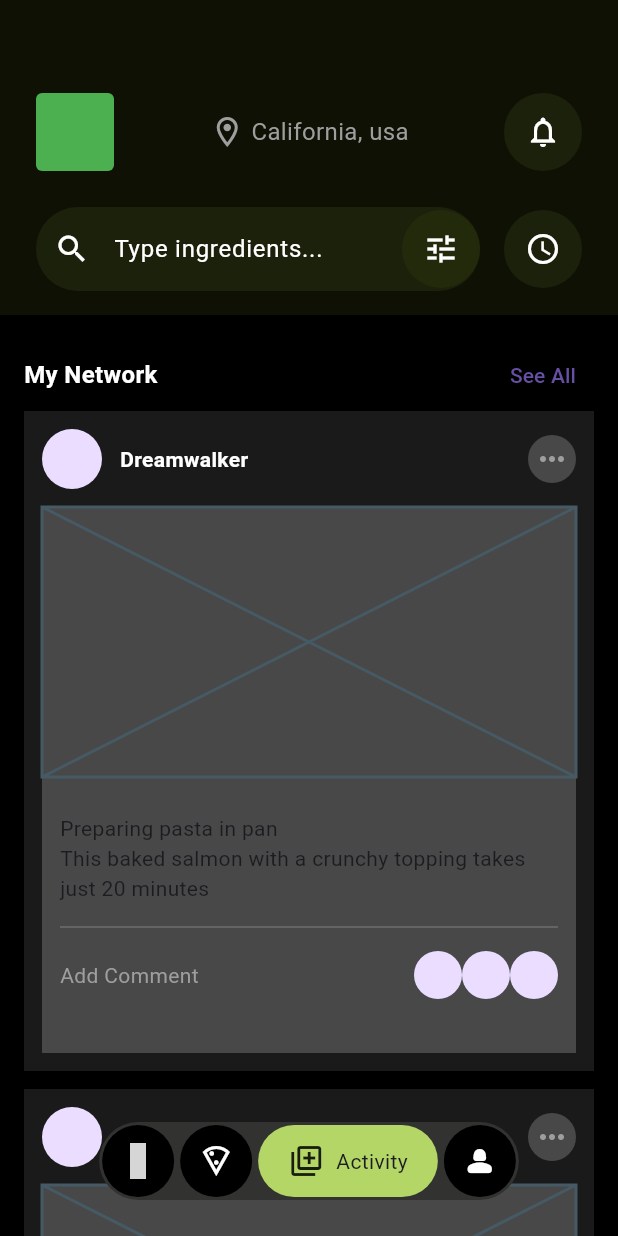
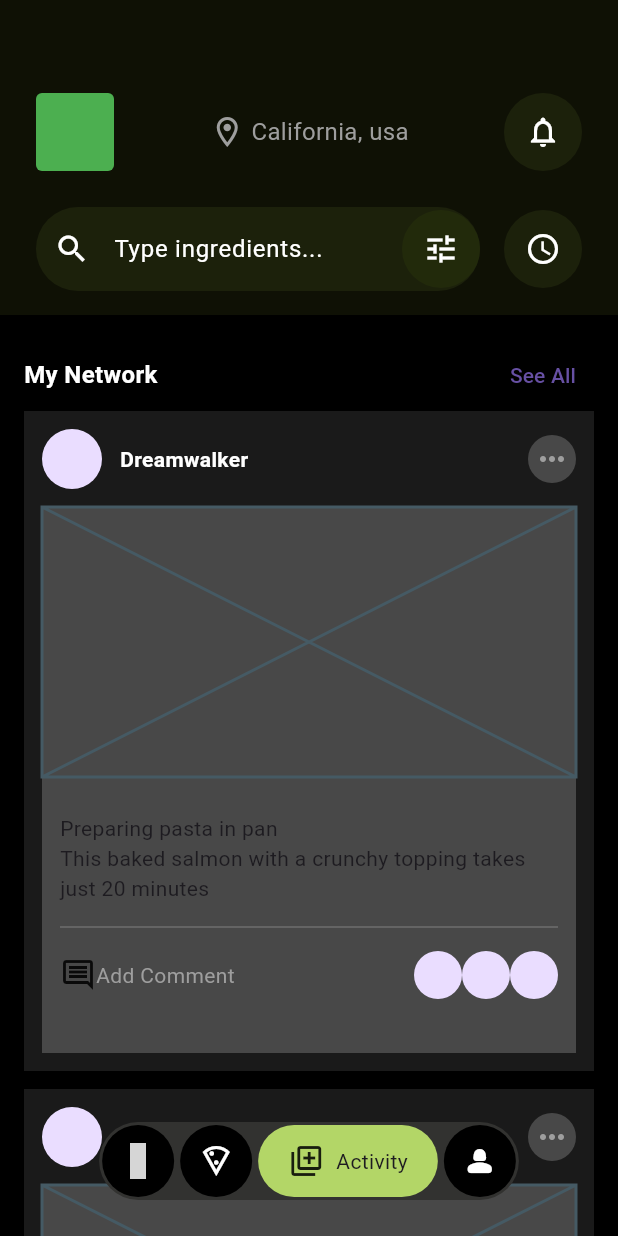
Before and after one commit to JAICHANGPARK/flutter_notebook_chapter_43, a Flutter app: the FoodOrderMainPage screen opened directly, item 3 of the bottom bar chosen, on a phone screen of 412 x 824 dp. Run offline on Flutter 3.47's test engine with Material 3 defaults, Android fonts, the phone set to English and light mode, and no system bars; our stand-ins replace gap, hugeicons, percent_indicator; network calls fail; grey boxes are pictures that could not be loaded.

Commit message:
Update food_order_activity_page.dart

```diff
--- a/lib/ep2393_food_order_app/ui/activity/food_order_activity_page.dart
+++ b/lib/ep2393_food_order_app/ui/activity/food_order_activity_page.dart
@@ -102,6 +102,7 @@ class _FoodOrderActivityPageState extends State<FoodOrderActivityPage> {
                                       ),
                                       Row(
                                         children: [
+                                          Icon(Icons.comment_outlined,),
                                           Text(
                                             "Add Comment",
                                             style: TextStyle(
```
